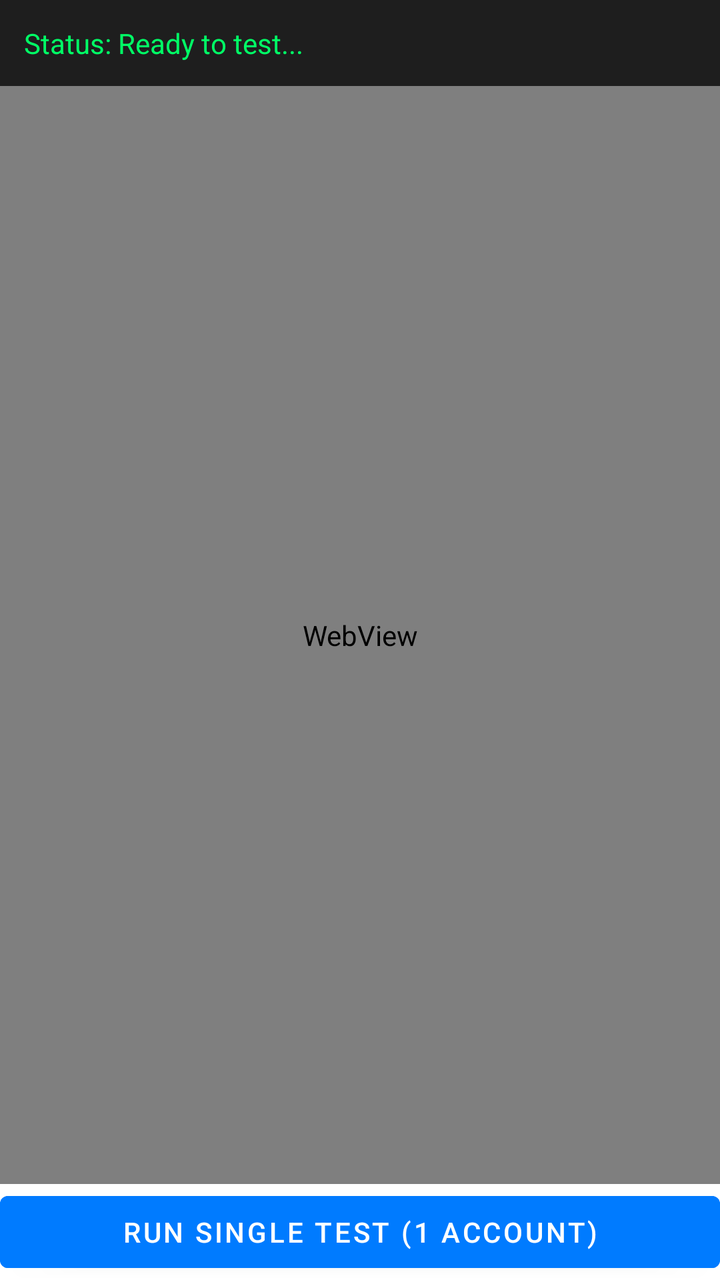
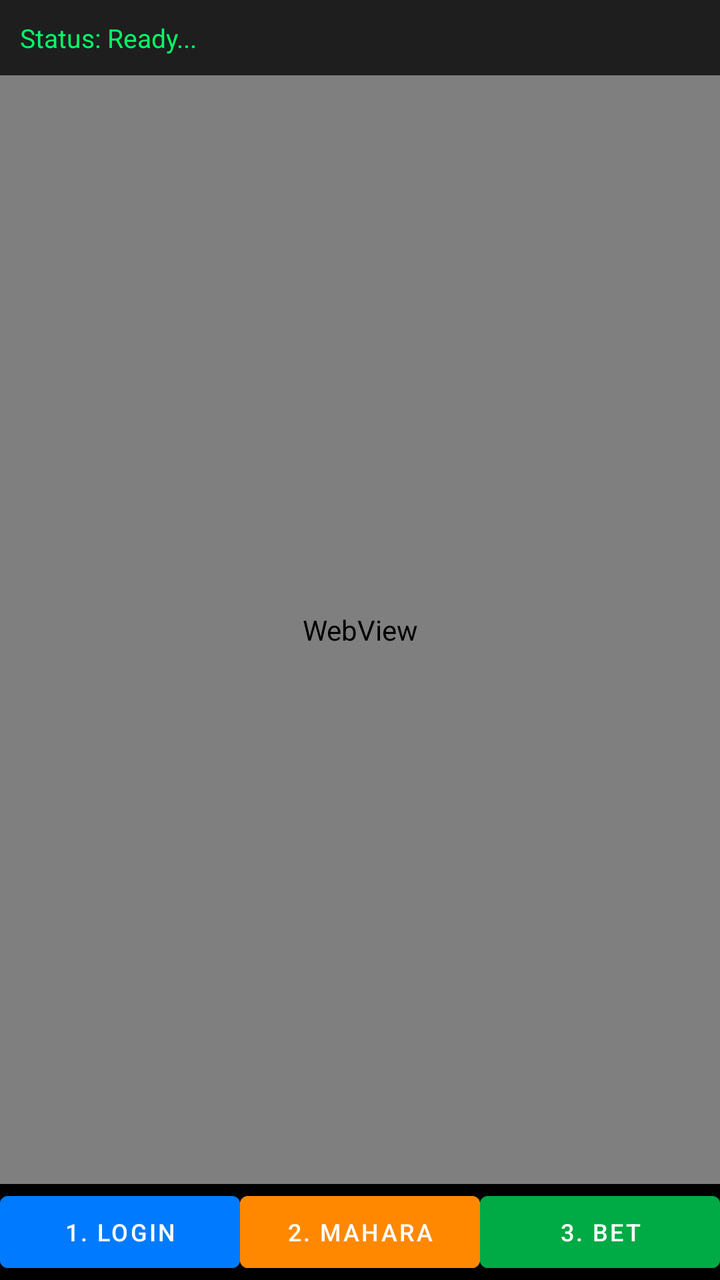

Compare the two renders of this Android layout. The source of the first and the diff that turns it into the second are given below.
<!-- AndroidManifest.xml: application theme Theme.MaterialComponents.DayNight.NoActionBar -->
<!-- res/layout/activity_main.xml -->
<?xml version="1.0" encoding="utf-8"?>
<LinearLayout xmlns:android="http://schemas.android.com/apk/res/android"
    android:layout_width="match_parent"
    android:layout_height="match_parent"
    android:orientation="vertical">

    
    <TextView
        android:id="@+id/tvStatus"
        android:layout_width="match_parent"
        android:layout_height="wrap_content"
        android:background="#1E1E1E"
        android:padding="12dp"
        android:text="Status: Ready to test..."
        android:textColor="#00FF66"
        android:textSize="14sp" />

    
    <WebView
        android:id="@+id/webView"
        android:layout_width="match_parent"
        android:layout_height="0dp"
        android:layout_weight="1" />

    
    <Button
        android:id="@+id/btnRunSingleTest"
        android:layout_width="match_parent"
        android:layout_height="wrap_content"
        android:text="Run Single Test (1 Account)"
        android:backgroundTint="#007BFF"
        android:textColor="#FFFFFF" />
</LinearLayout>
<!-- resources referenced by this layout -->
<resources>

</resources>

<!-- the commit's change to res/layout/activity_main.xml (unified diff, before → after) -->
@@ -10,10 +10,10 @@
         android:layout_width="match_parent"
         android:layout_height="wrap_content"
         android:background="#1E1E1E"
-        android:padding="12dp"
-        android:text="Status: Ready to test..."
+        android:padding="10dp"
+        android:text="Status: Ready..."
         android:textColor="#00FF66"
-        android:textSize="14sp" />
+        android:textSize="13sp" />
 
     
     <WebView
@@ -23,11 +23,38 @@
         android:layout_weight="1" />
 
     
-    <Button
-        android:id="@+id/btnRunSingleTest"
+    <LinearLayout
         android:layout_width="match_parent"
         android:layout_height="wrap_content"
-        android:text="Run Single Test (1 Account)"
-        android:backgroundTint="#007BFF"
-        android:textColor="#FFFFFF" />
+        android:orientation="horizontal"
+        android:weightSum="3"
+        android:background="#000000">
+
+        <Button
+            android:id="@+id/btnStep1"
+            android:layout_width="0dp"
+            android:layout_height="wrap_content"
+            android:layout_weight="1"
+            android:text="1. Login"
+            android:textSize="12sp"
+            android:backgroundTint="#007BFF" />
+
+        <Button
+            android:id="@+id/btnStep2"
+            android:layout_width="0dp"
+            android:layout_height="wrap_content"
+            android:layout_weight="1"
+            android:text="2. Mahara"
+            android:textSize="12sp"
+            android:backgroundTint="#FF8800" />
+
+        <Button
+            android:id="@+id/btnStep3"
+            android:layout_width="0dp"
+            android:layout_height="wrap_content"
+            android:layout_weight="1"
+            android:text="3. Bet"
+            android:textSize="12sp"
+            android:backgroundTint="#00AA44" />
+    </LinearLayout>
 </LinearLayout>
